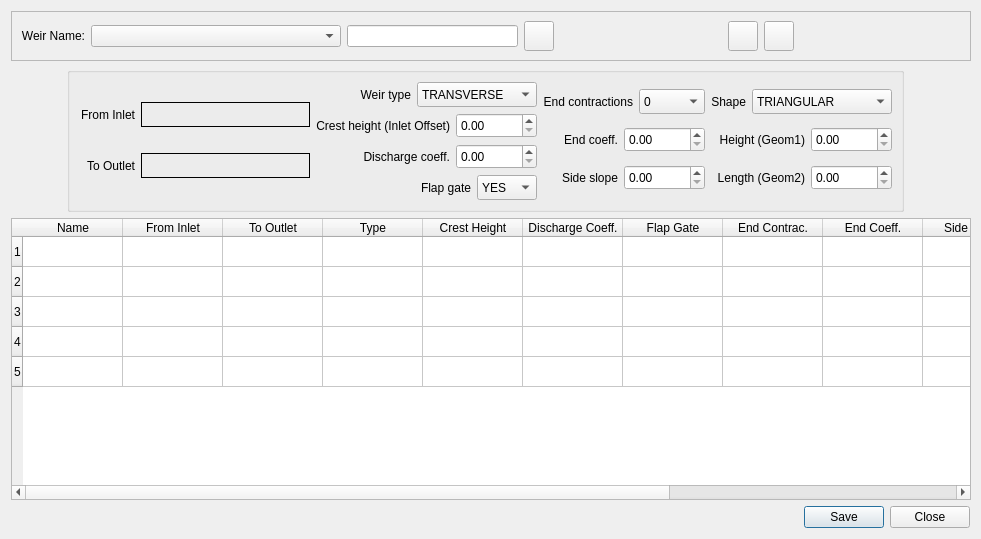
The window that flo2d/ui/weirs.ui (FLO-2DSoftware/qgis-flo-2d-plugin) describes before a commit, drawn with Qt 5.
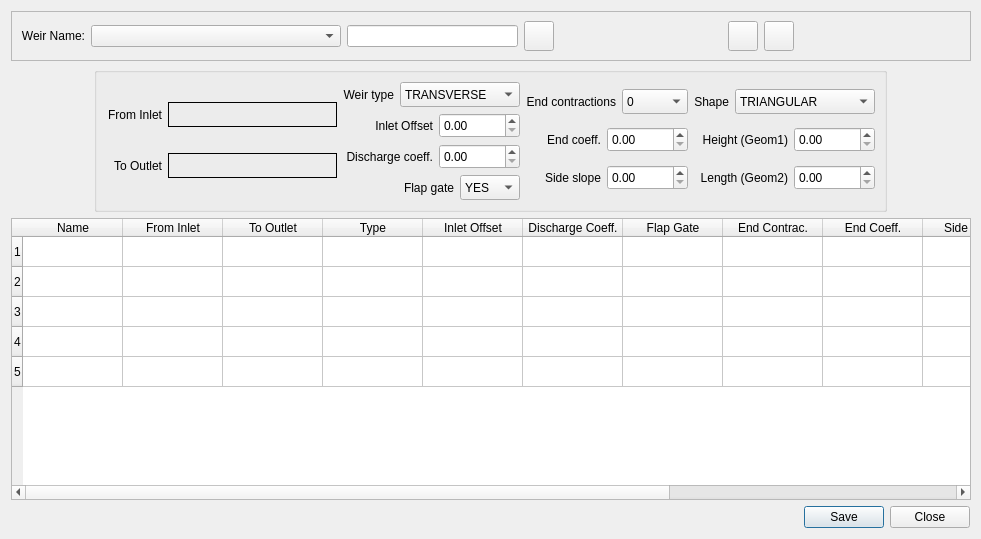
The same window after the commit. Icons and pictures are not drawn.

Patch:
```diff
--- a/flo2d/ui/weirs.ui
+++ b/flo2d/ui/weirs.ui
@@ -525,7 +525,7 @@
               <item>
                <widget class="QLabel" name="label_4">
                 <property name="text">
-                 <string>Crest height (Inlet Offset)</string>
+                 <string>Inlet Offset</string>
                 </property>
                 <property name="alignment">
                  <set>Qt::AlignRight|Qt::AlignTrailing|Qt::AlignVCenter</set>
@@ -1000,7 +1000,7 @@
      </column>
      <column>
       <property name="text">
-       <string>Crest Height</string>
+       <string>Inlet Offset</string>
       </property>
      </column>
      <column>
```
